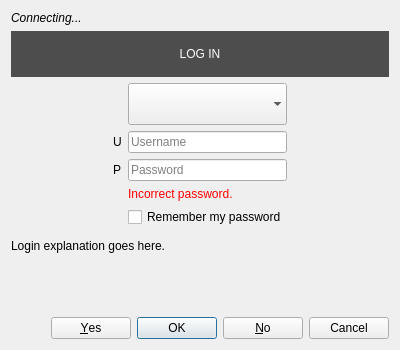
Old version of the form src/desktop/ui/logindialog.ui in the repository drawpile/Drawpile.
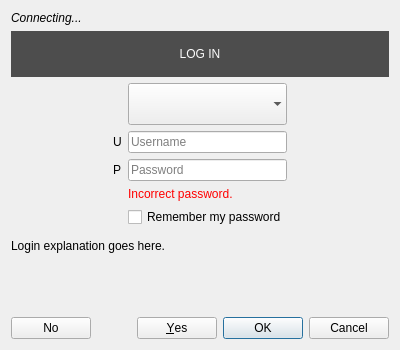
New version of the form. Icons and pictures are not drawn. Custom widgets are drawn as their Qt base class.

Commit message:
Move back button in login dialog to the left side
To avoid faking out existing users who are used to the OK button being
there.

Diff of the .ui file:
```diff
--- a/src/desktop/ui/logindialog.ui
+++ b/src/desktop/ui/logindialog.ui
@@ -841,11 +841,22 @@
     </widget>
    </item>
    <item>
+    <layout class="QHBoxLayout" name="bottomButtonLayout">
+     <item>
+      <widget class="QPushButton" name="noButton">
+       <property name="text">
+        <string notr="true">No</string>
+       </property>
+      </widget>
+     </item>
+     <item>
     <widget class="QDialogButtonBox" name="buttonBox">
      <property name="standardButtons">
-      <set>QDialogButtonBox::Cancel|QDialogButtonBox::No|QDialogButtonBox::Ok|QDialogButtonBox::Yes</set>
-     </property>
-    </widget>
+        <set>QDialogButtonBox::Cancel|QDialogButtonBox::Ok|QDialogButtonBox::Yes</set>
+       </property>
+      </widget>
+     </item>
+    </layout>
    </item>
   </layout>
  </widget>
```
Lines whose indentation alone changed are shown as unchanged. The commit also changes 2 other files.
